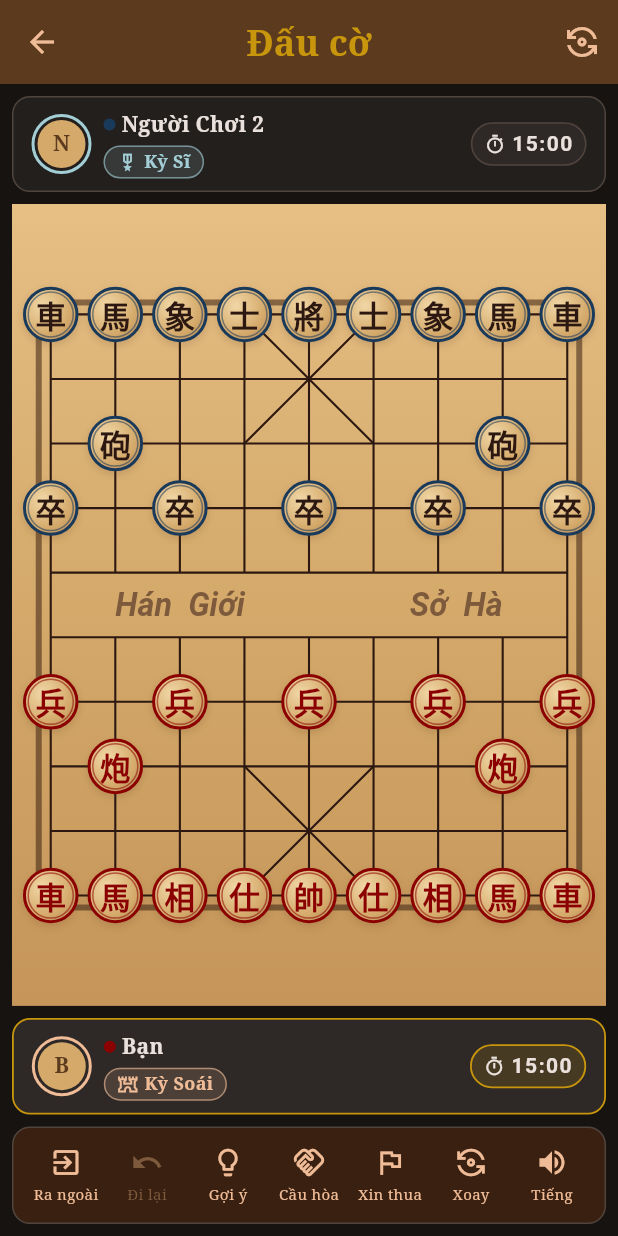
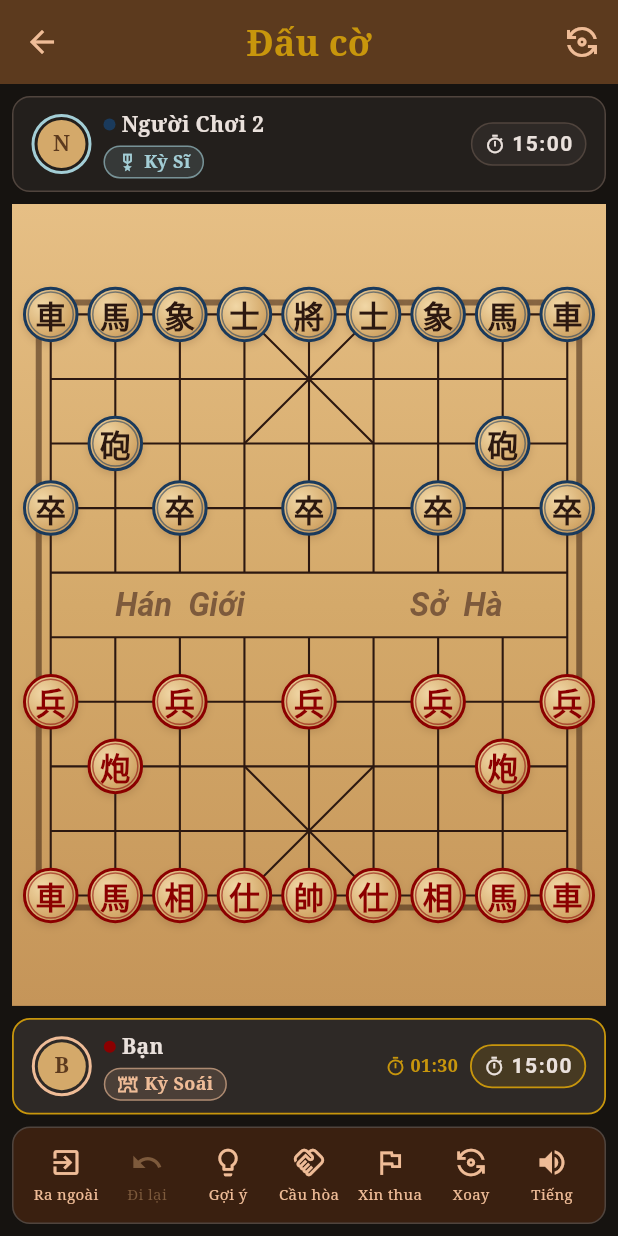
Before and after one commit to Mieteo/CChess, a Flutter app: the GameScreen screen opened by its route, on a phone screen of 412 x 824 dp. Run offline on Flutter 3.47's test engine with Material 3 defaults, Android fonts, the phone set to English and light mode, and no system bars; our stand-ins replace cloud_firestore, connectivity_plus, equatable, firebase_auth, firebase_core, flutter_riverpod and 7 more; accounts and stored records are empty; network calls fail; Roboto replaces fonts that are missing (Courier Prime).

Commit message:
feat: Implement per-move countdown clock and integrate into game screens

```diff
--- a/cchess/lib/presentation/game/game_screen.dart
+++ b/cchess/lib/presentation/game/game_screen.dart
@@ -46,9 +46,13 @@ class GameScreen extends ConsumerStatefulWidget {
 
 class _GameScreenState extends ConsumerState<GameScreen> {
   static const Duration _gameClock = Duration(minutes: 15);
+  // Per-move limit (90s), matching online's onlineDefaultMoveClockMs.
+  static const Duration _moveClock = Duration(seconds: 90);
 
   late Duration _redTime;
   late Duration _blackTime;
+  // Countdown for the current side to move; reset to _moveClock each move.
+  late Duration _moveTime;
   Timer? _ticker;
   DateTime? _gameStartedAt;
   bool _soundOn = true;
@@ -70,6 +74,7 @@ class _GameScreenState extends ConsumerState<GameScreen> {
     );
     _redTime = _gameClock;
     _blackTime = _gameClock;
+    _moveTime = _moveClock;
     _gameStartedAt = DateTime.now();
     _startTicker();
 
@@ -112,6 +117,20 @@ class _GameScreenState extends ConsumerState<GameScreen> {
           if (_blackTime.isNegative) {
             _blackTime = Duration.zero;
             _controller.resign(PieceColor.black);
+            _ticker?.cancel();
+          }
+        }
+
+        // Per-move clock (90s). Skip the bot's turn so engine latency never
+        // costs it the game; expiry = the side to move loses, like online.
+        // Re-check status: the total clock above may have just ended the game.
+        final isCpuTurn =
+            state.mode == GameMode.vsBot && state.turn == state.cpuColor;
+        if (!isCpuTurn && !_state.game.status.isOver) {
+          _moveTime -= const Duration(seconds: 1);
+          if (_moveTime.isNegative) {
+            _moveTime = Duration.zero;
+            _controller.resign(state.turn);
             _ticker?.cancel();
           }
         }
@@ -204,6 +223,7 @@ class _GameScreenState extends ConsumerState<GameScreen> {
     setState(() {
       _redTime = _gameClock;
       _blackTime = _gameClock;
+      _moveTime = _moveClock;
       _gameStartedAt = DateTime.now();
       _resultPersisted = false;
     });
@@ -406,6 +426,12 @@ class _GameScreenState extends ConsumerState<GameScreen> {
       if (next.game.status.isOver && !_resultPersisted) {
         _persistGameResult();
       }
+      // Reset the per-move clock whenever the move count changes (a move was
+      // played by either side, undone, or the board reset) so each turn starts
+      // fresh at 90s.
+      if (prev?.game.history.length != next.game.history.length) {
+        setState(() => _moveTime = _moveClock);
+      }
     });
 
     final state = ref.watch(gameControllerProvider(_args));
@@ -461,6 +487,7 @@ class _GameScreenState extends ConsumerState<GameScreen> {
                             ? PieceColor.red
                             : PieceColor.black),
                     timeLeft: state.boardFlipped ? _redTime : _blackTime,
+                    moveTimeLeft: _moveTime,
                     capturedCount: state.boardFlipped
                         ? captured.byBlack
                         : captured.byRed,
@@ -495,6 +522,7 @@ class _GameScreenState extends ConsumerState<GameScreen> {
                             ? PieceColor.black
                             : PieceColor.red),
                     timeLeft: state.boardFlipped ? _blackTime : _redTime,
+                    moveTimeLeft: _moveTime,
                     capturedCount: state.boardFlipped
                         ? captured.byRed
                         : captured.byBlack,
--- a/cchess/lib/presentation/game/widgets/player_info_panel.dart
+++ b/cchess/lib/presentation/game/widgets/player_info_panel.dart
@@ -17,6 +17,10 @@ class PlayerInfoPanel extends StatelessWidget {
   final int capturedCount;
   final bool topAlign;
 
+  /// Per-move countdown for the side to move (null disables the feature). Shown
+  /// as a [MoveClockChip] on the same row, only while [isMyTurn].
+  final Duration? moveTimeLeft;
+
   const PlayerInfoPanel({
     super.key,
     required this.displayName,
@@ -26,6 +30,7 @@ class PlayerInfoPanel extends StatelessWidget {
     required this.timeLeft,
     this.capturedCount = 0,
     this.topAlign = false,
+    this.moveTimeLeft,
   });
 
   String _formatDuration(Duration d) {
@@ -89,6 +94,10 @@ class PlayerInfoPanel extends StatelessWidget {
           ],
         ),
       ),
+      if (moveTimeLeft != null) ...[
+        AppSpacing.hGapSm,
+        MoveClockChip(timeLeft: moveTimeLeft!, visible: isMyTurn),
+      ],
       AppSpacing.hGapSm,
       Container(
         padding: const EdgeInsets.symmetric(
--- a/cchess/lib/widgets/common/common.dart
+++ b/cchess/lib/widgets/common/common.dart
@@ -9,4 +9,5 @@ export 'cchess_dialog.dart';
 export 'cchess_progress_bar.dart';
 export 'cchess_rank_badge.dart';
 export 'loading_overlay.dart';
+export 'move_clock_chip.dart';
 export 'section_header.dart';
--- /dev/null
+++ b/cchess/lib/widgets/common/move_clock_chip.dart
@@ -0,0 +1,56 @@
+import 'package:flutter/material.dart';
+
+import '../../theme/app_colors.dart';
+import '../../theme/app_text_styles.dart';
+
+/// Small inline per-move countdown chip — `⏱ mm:ss` — shared by the online and
+/// the local/bot game screens so the move clock renders identically everywhere.
+///
+/// [visible] toggles whether the chip is drawn for the side to move, but the
+/// chip ALWAYS reserves its footprint (via [Visibility.maintainSize]). That way
+/// showing/hiding it on a turn change never alters the player strip's height —
+/// which previously nudged the whole board up/down each turn.
+class MoveClockChip extends StatelessWidget {
+  const MoveClockChip({
+    super.key,
+    required this.timeLeft,
+    required this.visible,
+  });
+
+  final Duration timeLeft;
+  final bool visible;
+
+  static String _format(Duration d) {
+    final total = d.isNegative ? 0 : d.inSeconds;
+    final mm = (total ~/ 60).toString().padLeft(2, '0');
+    final ss = (total % 60).toString().padLeft(2, '0');
+    return '$mm:$ss';
+  }
+
+  @override
+  Widget build(BuildContext context) {
+    final color = timeLeft.inSeconds <= 10
+        ? Colors.redAccent
+        : AppColors.accentGold;
+    return Visibility(
+      visible: visible,
+      maintainSize: true,
+      maintainAnimation: true,
+      maintainState: true,
+      child: Row(
+        mainAxisSize: MainAxisSize.min,
+        children: [
+          Icon(Icons.timer_outlined, size: 14, color: color),
+          const SizedBox(width: 3),
+          Text(
+            _format(timeLeft),
+            style: AppTextStyles.captionSm.copyWith(
+              color: color,
+              fontWeight: FontWeight.w700,
+            ),
+          ),
+        ],
+      ),
+    );
+  }
+}
```
Also changed, not shown: cchess/lib/presentation/online/online_game_screen.dart (+17 -39 lines).
